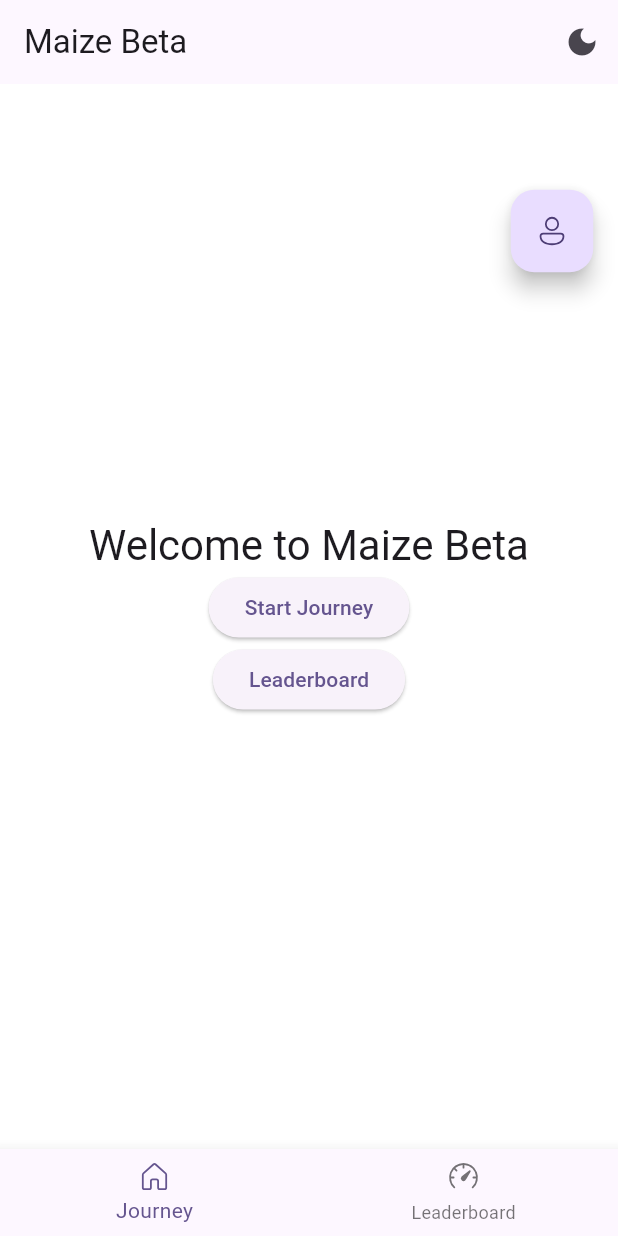
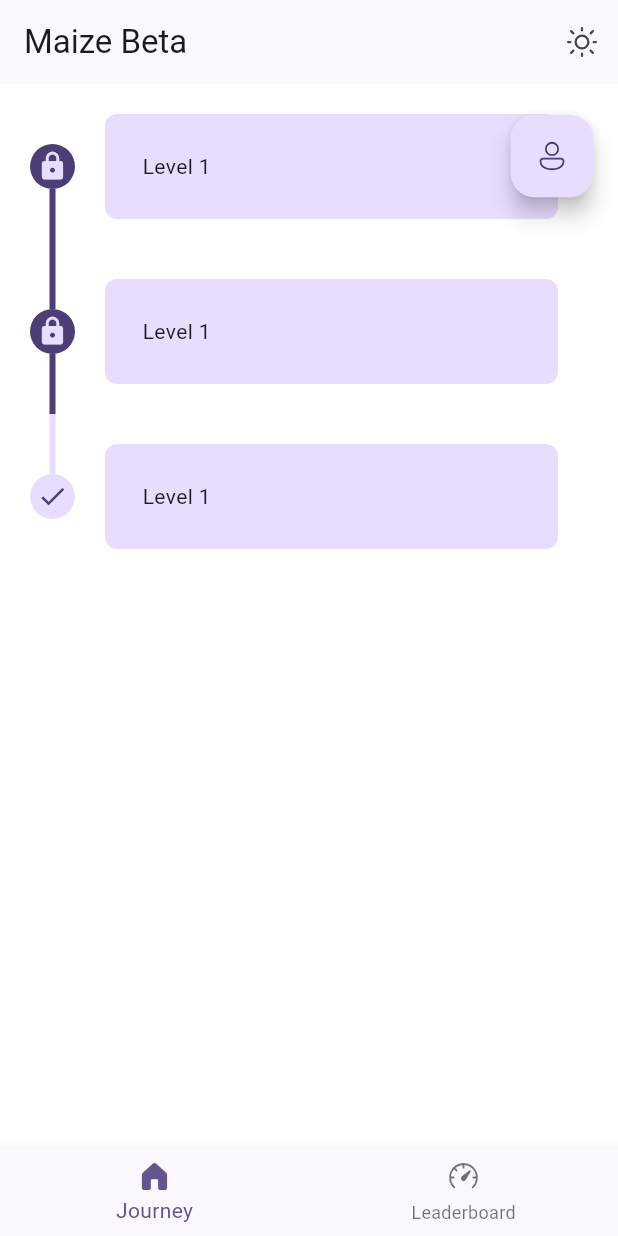
Before and after one commit to HaseebKahn365/maize_beta, a Flutter app: the screen it shows after launch, on a phone screen of 412 x 824 dp. Run offline on Flutter 3.47's test engine with Material 3 defaults, Android fonts, the light colour scheme and no system bars; drawn by our look-alikes of timeline_tile; our stand-ins replace fluentui_system_icons, flutter_animate, sensors_plus; missing offline and left inert: flame, flame_audio, flame_tiled.

Commit message:
added the timeline and all that stuff

```diff
--- /dev/null
+++ b/lib/Screens/Journey.dart
@@ -0,0 +1,46 @@
+import 'dart:developer';
+
+import 'package:flutter/material.dart';
+import 'package:maize_beta/Screens/leaderboard.dart';
+import 'package:maize_beta/TimelineComponents/mytimeline_tile.dart';
+import 'package:timeline_tile/timeline_tile.dart';
+
+/*
+Here we are going to have a timeline widget that will indicate the levels that the user has completed. and will also have containers which will allow the user to view the toop players
+for that very level. the top players data will be loaded from firebase firestore.
+the container for each level will have a avatar, name and the score of the player.
+the avatar will be a circle showing the country flag of the player.
+ */
+
+class Journey extends StatefulWidget {
+  const Journey({
+    super.key,
+  });
+
+  @override
+  State<Journey> createState() => _JourneyState();
+}
+
+class _JourneyState extends State<Journey> {
+  @override
+  Widget build(BuildContext context) {
+    return Scaffold(
+      body: ListView(
+        padding: const EdgeInsets.symmetric(horizontal: 20),
+        physics: const BouncingScrollPhysics(),
+        children: [
+          // Timeline widget
+          // Container for each level
+          // Avatar
+          // Name
+          // Score
+
+          //three tiles for now
+          MyTimelineTile(isFirst: true, isLast: false, isPast: false),
+          MyTimelineTile(isFirst: false, isLast: false, isPast: false),
+          MyTimelineTile(isFirst: false, isLast: true, isPast: true),
+        ],
+      ),
+    );
+  }
+}
--- a/lib/Screens/main_screen.dart
+++ b/lib/Screens/main_screen.dart
@@ -1,6 +1,7 @@
 import 'package:fluentui_system_icons/fluentui_system_icons.dart';
 import 'package:flutter/material.dart';
 import 'package:flutter_animate/flutter_animate.dart';
+import 'package:maize_beta/Screens/Journey.dart';
 import 'package:maize_beta/Screens/leaderboard.dart';
 
 class MainScreen extends StatefulWidget {
@@ -132,15 +133,17 @@ class _HomeScreenState extends State<HomeScreen> with TickerProviderStateMixin {
         title: Text('Maize Beta'),
         actions: [
           IconButton(
-            icon: Icon(widget.useLightMode ? Icons.dark_mode : Icons.light_mode),
-            onPressed: widget.handleBrightnessChange,
+            onPressed: () {
+              //handle the brightness change
+              widget.handleBrightnessChange();
+            },
+            icon: Icon(widget.useLightMode ? FluentIcons.weather_sunny_24_regular : FluentIcons.weather_moon_24_regular),
           ),
         ],
       ),
-
       //create a floating action button on the top right corner for profile
       floatingActionButton: Padding(
-        padding: const EdgeInsets.only(top: 200.0),
+        padding: const EdgeInsets.only(top: 150.0),
         child: Align(
           alignment: Alignment.topRight,
           child: AnimatedBuilder(
@@ -163,32 +166,7 @@ class _HomeScreenState extends State<HomeScreen> with TickerProviderStateMixin {
         ),
       ),
 
-      body: (selectedScreen == 1)
-          ? LeaderBoardScreen()
-          : Center(
-              child: Column(
-                mainAxisAlignment: MainAxisAlignment.center,
-                children: <Widget>[
-                  Text(
-                    'Welcome to Maize Beta',
-                    style: Theme.of(context).textTheme.headline4,
-                  ),
-                  ElevatedButton(
-                    onPressed: () {},
-                    child: Text('Start Journey'),
-                  ),
-                  ElevatedButton(
-                    onPressed: () {
-                      Navigator.push(
-                        context,
-                        MaterialPageRoute(builder: (context) => LeaderBoardScreen()),
-                      );
-                    },
-                    child: Text('Leaderboard'),
-                  ),
-                ],
-              ),
-            ),
+      body: (selectedScreen == 1) ? LeaderBoardScreen() : Journey(),
 
       //add a bottom navigation bar
       bottomNavigationBar: BottomNavigationBar(
@@ -196,13 +174,16 @@ class _HomeScreenState extends State<HomeScreen> with TickerProviderStateMixin {
           BottomNavigationBarItem(
             icon: Icon(FluentIcons.home_20_regular),
             label: 'Journey',
+            activeIcon: Icon(FluentIcons.home_20_filled),
           ),
           BottomNavigationBarItem(
             icon: Icon(FluentIcons.top_speed_20_regular),
             label: 'Leaderboard',
+            activeIcon: Icon(FluentIcons.top_speed_20_filled),
           ),
         ],
         currentIndex: selectedScreen,
+        elevation: 10,
         selectedItemColor: Theme.of(context).colorScheme.primary,
         onTap: (int index) {
           //handle the screen change
--- /dev/null
+++ b/lib/TimelineComponents/mytimeline_tile.dart
@@ -0,0 +1,61 @@
+//here is what each of the timeline tile looks like. it is just an indicator for each level whether or not the level is finished
+
+import 'package:flutter/material.dart';
+import 'package:timeline_tile/timeline_tile.dart';
+
+class MyTimelineTile extends StatefulWidget {
+  final isFirst;
+  final isLast;
+  var isPast;
+
+  MyTimelineTile({super.key, required this.isFirst, required this.isLast, this.isPast = false});
+
+  @override
+  State<MyTimelineTile> createState() => _MyTimelineTileState();
+}
+
+class _MyTimelineTileState extends State<MyTimelineTile> {
+  @override
+  Widget build(BuildContext context) {
+    var color = widget.isPast ? Theme.of(context).colorScheme.primaryContainer : Theme.of(context).colorScheme.onPrimaryContainer;
+    return TimelineTile(
+      isFirst: widget.isFirst,
+      isLast: widget.isLast,
+      beforeLineStyle: LineStyle(color: color),
+      indicatorStyle: IndicatorStyle(
+        color: color,
+        width: 30,
+        iconStyle: IconStyle(
+          color: widget.isPast ? Theme.of(context).colorScheme.onPrimaryContainer : Theme.of(context).colorScheme.primaryContainer,
+          //use a lock iicon iif not past
+          iconData: widget.isPast ? Icons.check : Icons.lock,
+        ),
+      ),
+      endChild: EventCard(
+        child: Text('Level 1'),
+      ),
+    );
+  }
+}
+
+class EventCard extends StatefulWidget {
+  EventCard({super.key, required this.child});
+  final Widget child;
+
+  @override
+  State<EventCard> createState() => _EventCardState();
+}
+
+class _EventCardState extends State<EventCard> {
+  @override
+  Widget build(BuildContext context) {
+    return Container(
+        margin: const EdgeInsets.all(20),
+        padding: const EdgeInsets.all(25),
+        decoration: BoxDecoration(
+          color: Theme.of(context).colorScheme.primaryContainer,
+          borderRadius: BorderRadius.circular(8),
+        ),
+        child: widget.child);
+  }
+}
--- a/pubspec.yaml
+++ b/pubspec.yaml
@@ -41,6 +41,7 @@ dependencies:
   flame_audio: ^1.3.3
   fluentui_system_icons: ^1.1.234
   flutter_animate: ^4.5.0
+  timeline_tile: ^2.0.0
 
 dev_dependencies:
   flutter_test:
```
Also changed, not shown: pubspec.lock.
